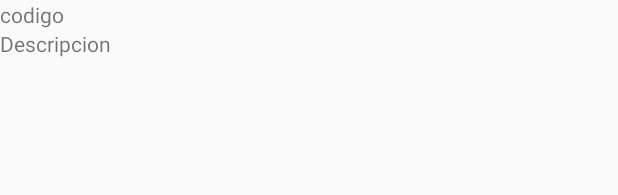
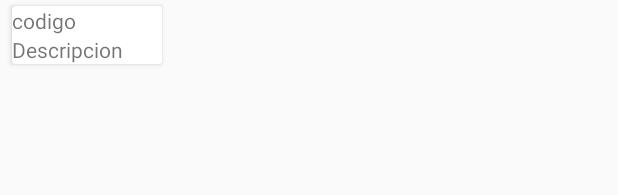
Before and after one commit to AlexisRoj/ExamenNueve, an Android app: the layout fragment_template_item.xml on its own in the app's theme, with its tools: preview values and no code run, on a phone screen of 412 x 824 dp. Shown: the top 195 px of the screen. Run offline under Robolectric (Android 15) with nearby library versions, the phone set to English and light mode, and no system bars.

Commit message:
Implementando pasar lista de un activity al fragment

```diff
--- a/app/build.gradle
+++ b/app/build.gradle
@@ -26,6 +26,7 @@ dependencies {
     })
     compile 'com.android.support:appcompat-v7:25.3.1'
     compile 'com.android.support:design:25.3.1'
+    compile 'com.android.support:cardview-v7:25.3.1'
     compile 'com.android.support.constraint:constraint-layout:1.0.0-alpha8'
     compile 'com.android.support:support-v4:25.3.1'
     testCompile 'junit:junit:4.12'
--- a/app/src/main/java/com/innovagenesis/aplicaciones/android/examennueve/DiccionarioDatos.java
+++ b/app/src/main/java/com/innovagenesis/aplicaciones/android/examennueve/DiccionarioDatos.java
@@ -26,4 +26,6 @@ public class DiccionarioDatos {
     public static final String URL_SERVICIO_TAREA =
             "http://" + ip + ":" + puerto + "/WebServiceExamenNueve/webapi/tareas/";
 
+    public static final String URL_SERVICIO_ASIGNA =
+            "http://" + ip + ":" + puerto + "/WebServiceExamenNueve/webapi/asignatura/";
 }
--- a/app/src/main/java/com/innovagenesis/aplicaciones/android/examennueve/adapters/RecyclerViewAdapaterAU.java
+++ b/app/src/main/java/com/innovagenesis/aplicaciones/android/examennueve/adapters/RecyclerViewAdapaterAU.java
@@ -22,8 +22,9 @@ public class RecyclerViewAdapaterAU extends RecyclerView.Adapter<RecyclerViewHol
     private LayoutInflater inflater;
     private List<UsuariosAsigna> data = Collections.emptyList();
 
-    public RecyclerViewAdapaterAU(Context context) {
+    public RecyclerViewAdapaterAU(Context context, List<UsuariosAsigna> data) {
         this.context = context;
+        this.data = data;
         inflater = LayoutInflater.from(context);
     }
 
--- a/app/src/main/java/com/innovagenesis/aplicaciones/android/examennueve/instancias/UsuariosAsigna.java
+++ b/app/src/main/java/com/innovagenesis/aplicaciones/android/examennueve/instancias/UsuariosAsigna.java
@@ -7,7 +7,7 @@ import java.io.Serializable;
  * Created by alexi on 04/04/2017.
  */
 
-public class UsuariosAsigna implements Serializable{
+public class UsuariosAsigna{
 
     public String descripcion;
     public int codigo;
--- a/app/src/main/res/layout/fragment_template_item.xml
+++ b/app/src/main/res/layout/fragment_template_item.xml
@@ -1,19 +1,35 @@
 <?xml version="1.0" encoding="utf-8"?>
-<LinearLayout xmlns:android="http://schemas.android.com/apk/res/android"
-    android:orientation="vertical" android:layout_width="match_parent"
-    android:layout_height="match_parent">
+<android.support.v7.widget.CardView
+    xmlns:android="http://schemas.android.com/apk/res/android"
+    android:id="@+id/list_item"
+    android:layout_width="wrap_content"
+    android:layout_height="wrap_content"
+    android:layout_marginBottom="4dp"
+    android:layout_marginLeft="8dp"
+    android:layout_marginRight="8dp"
+    android:layout_marginTop="4dp">
+
+    <GridLayout
+        android:layout_width="wrap_content"
+        android:layout_height="wrap_content"
+        android:rowCount="2"
+        android:columnCount="3"
+        android:orientation="vertical">
+
+        <TextView
+            android:id="@+id/txtCodigo"
+            android:layout_width="100dp"
+            android:layout_height="wrap_content"
+            android:text="@string/codigo" />
+
+        <TextView
+            android:id="@+id/txtDescripcion"
+            android:layout_width="100dp"
+            android:layout_height="wrap_content"
+            android:text="@string/descripcion" />
 
 
-    <TextView
-        android:text="@string/codigo"
-        android:id="@+id/txtCodigo"
-        android:layout_width="100dp"
-        android:layout_height="wrap_content" />
+    </GridLayout>
 
-    <TextView
-        android:text="@string/descripcion"
-        android:id="@+id/txtDescripcion"
-        android:layout_width="100dp"
-        android:layout_height="wrap_content" />
 
-</LinearLayout>
+</android.support.v7.widget.CardView>
```
Also changed, not shown: app/src/main/java/com/innovagenesis/aplicaciones/android/examennueve/activities/MainActivity.java (+40 -6 lines), app/src/main/java/com/innovagenesis/aplicaciones/android/examennueve/asynctask/estudiantes/EstudiantesAsyncTask.java (+7 -3 lines), app/src/main/java/com/innovagenesis/aplicaciones/android/examennueve/fragments/AsignaturaFragment.java (+29 -8 lines), app/src/main/res/layout/content_main.xml (+8 -11 lines), app/src/main/res/layout/fragment_asignatura.xml (+12 -7 lines).
